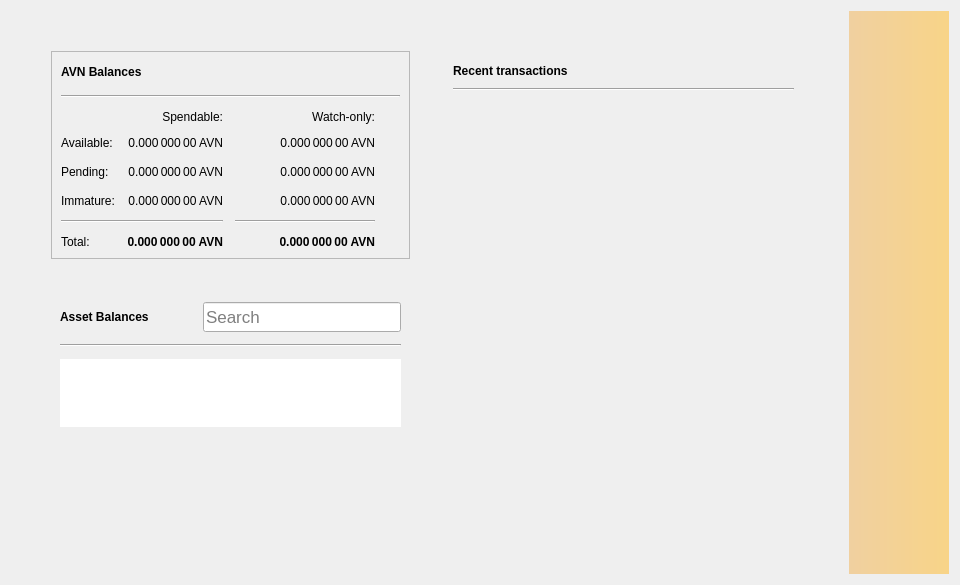
Above: src/qt/forms/overviewpage.ui from AvianNetwork/Avian before the change. Below: the same form after it.
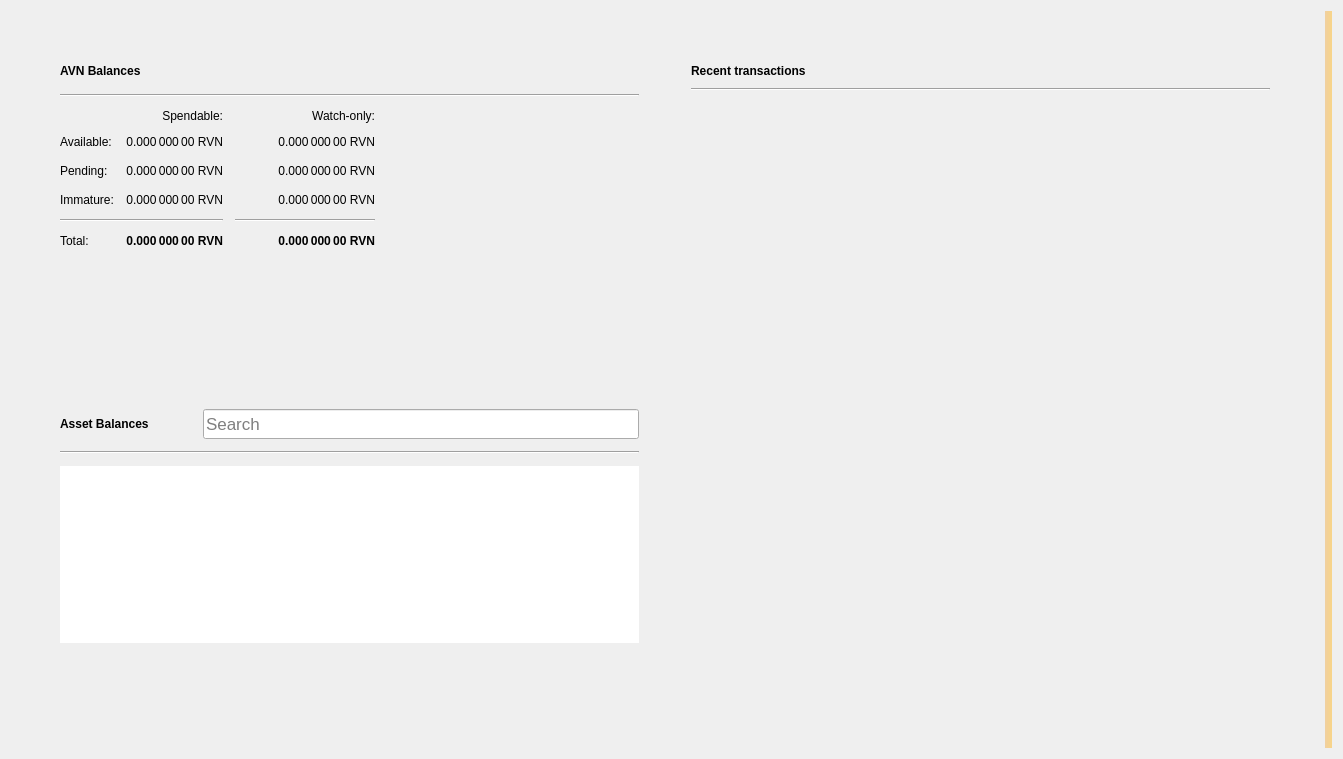
That is the form after the change. Icons and pictures are not drawn.

Diff of the .ui file:
```diff
--- a/src/qt/forms/overviewpage.ui
+++ b/src/qt/forms/overviewpage.ui
@@ -6,25 +6,36 @@
    <rect>
     <x>0</x>
     <y>0</y>
-    <width>960</width>
-    <height>585</height>
+    <width>1343</width>
+    <height>759</height>
    </rect>
   </property>
-  <property name="minimumSize">
-   <size>
-    <width>960</width>
-    <height>0</height>
-   </size>
-  </property>
   <property name="windowTitle">
    <string>Form</string>
   </property>
   <property name="autoFillBackground">
    <bool>false</bool>
   </property>
-  <layout class="QHBoxLayout" name="horizontalLayout" stretch="1,1">
+  <layout class="QGridLayout" name="gridLayout_3">
+   <item row="0" column="1">
+    <layout class="QVBoxLayout" name="verticalLayout_7">
+     <property name="spacing">
+      <number>0</number>
+     </property>
+     <property name="leftMargin">
+      <number>0</number>
+     </property>
+     <property name="topMargin">
+      <number>0</number>
+     </property>
+     <property name="rightMargin">
+      <number>0</number>
+     </property>
+     <property name="bottomMargin">
+      <number>0</number>
+     </property>
    <item>
-    <layout class="QHBoxLayout" name="horizontalLayout" stretch="1,1">
+      <layout class="QHBoxLayout" name="horizontalLayout" stretch="0,0">
      <property name="spacing">
       <number>34</number>
      </property>
@@ -60,7 +71,7 @@
           </sizepolicy>
          </property>
          <property name="frameShape">
-          <enum>QFrame::StyledPanel</enum>
+            <enum>QFrame::NoFrame</enum>
          </property>
          <property name="frameShadow">
           <enum>QFrame::Raised</enum>
@@ -75,7 +86,7 @@
           <item>
            <layout class="QHBoxLayout" name="horizontalLayout_4">
             <item>
-             <widget class="QLabel" name="avnBalancesLabel">
+               <widget class="QLabel" name="rvnBalancesLabel">
               <property name="font">
                <font>
                 <weight>75</weight>
@@ -94,7 +105,7 @@
               </property>
               <property name="maximumSize">
                <size>
-                <width>45</width>
+                  <width>30</width>
                 <height>16777215</height>
                </size>
               </property>
@@ -162,7 +173,7 @@
                <string>Mined balance in watch-only addresses that has not yet matured</string>
               </property>
               <property name="text">
-               <string notr="true">0.000 000 00 AVN</string>
+                 <string notr="true">0.000 000 00 RVN</string>
               </property>
               <property name="alignment">
                <set>Qt::AlignRight|Qt::AlignTrailing|Qt::AlignVCenter</set>
@@ -207,7 +218,7 @@
                <string>Your current balance in watch-only addresses</string>
               </property>
               <property name="text">
-               <string notr="true">0.000 000 00 AVN</string>
+                 <string notr="true">0.000 000 00 RVN</string>
               </property>
               <property name="alignment">
                <set>Qt::AlignRight|Qt::AlignTrailing|Qt::AlignVCenter</set>
@@ -232,7 +243,7 @@
                <string>Total of transactions that have yet to be confirmed, and do not yet count toward the spendable balance</string>
               </property>
               <property name="text">
-               <string notr="true">0.000 000 00 AVN</string>
+                 <string notr="true">0.000 000 00 RVN</string>
               </property>
               <property name="alignment">
                <set>Qt::AlignRight|Qt::AlignTrailing|Qt::AlignVCenter</set>
@@ -293,7 +304,7 @@
                <string>Current total balance in watch-only addresses</string>
               </property>
               <property name="text">
-               <string notr="true">0.000 000 00 AVN</string>
+                 <string notr="true">0.000 000 00 RVN</string>
               </property>
               <property name="alignment">
                <set>Qt::AlignRight|Qt::AlignTrailing|Qt::AlignVCenter</set>
@@ -335,7 +346,7 @@
                <string>Your current total balance</string>
               </property>
               <property name="text">
-               <string notr="true">0.000 000 00 AVN</string>
+                 <string notr="true">0.000 000 00 RVN</string>
               </property>
               <property name="alignment">
                <set>Qt::AlignRight|Qt::AlignTrailing|Qt::AlignVCenter</set>
@@ -360,7 +371,7 @@
                <string>Your current spendable balance</string>
               </property>
               <property name="text">
-               <string notr="true">0.000 000 00 AVN</string>
+                 <string notr="true">0.000 000 00 RVN</string>
               </property>
               <property name="alignment">
                <set>Qt::AlignRight|Qt::AlignTrailing|Qt::AlignVCenter</set>
@@ -399,7 +410,7 @@
                <string>Mined balance that has not yet matured</string>
               </property>
               <property name="text">
-               <string notr="true">0.000 000 00 AVN</string>
+                 <string notr="true">0.000 000 00 RVN</string>
               </property>
               <property name="alignment">
                <set>Qt::AlignRight|Qt::AlignTrailing|Qt::AlignVCenter</set>
@@ -424,7 +435,7 @@
                <string>Unconfirmed transactions to watch-only addresses</string>
               </property>
               <property name="text">
-               <string notr="true">0.000 000 00 AVN</string>
+                 <string notr="true">0.000 000 00 RVN</string>
               </property>
               <property name="alignment">
                <set>Qt::AlignRight|Qt::AlignTrailing|Qt::AlignVCenter</set>
@@ -439,6 +450,28 @@
          </layout>
         </widget>
        </item>
+         <item>
+          <widget class="QWidget" name="assetVerticalSpaceWidget2" native="true">
+           <property name="autoFillBackground">
+            <bool>false</bool>
+           </property>
+           <layout class="QVBoxLayout" name="verticalLayout_6">
+            <item>
+             <spacer name="verticalSpacer_4">
+              <property name="orientation">
+               <enum>Qt::Vertical</enum>
+              </property>
+              <property name="sizeHint" stdset="0">
+               <size>
+                <width>20</width>
+                <height>87</height>
+               </size>
+              </property>
+             </spacer>
+            </item>
+           </layout>
+          </widget>
+         </item>
        <item>
         <widget class="QFrame" name="assetFrame">
          <property name="autoFillBackground">
@@ -576,21 +609,18 @@
             <property name="lineWidth">
              <number>0</number>
             </property>
-            <property name="verticalScrollBarPolicy">
-             <enum>Qt::ScrollBarAlwaysOff</enum>
-            </property>
-            <property name="horizontalScrollBarPolicy">
-             <enum>Qt::ScrollBarAlwaysOff</enum>
-            </property>
-            <property name="sizeAdjustPolicy">
-             <enum>QAbstractScrollArea::AdjustToContents</enum>
-            </property>
             <property name="verticalScrollMode">
              <enum>QAbstractItemView::ScrollPerItem</enum>
             </property>
            </widget>
           </item>
           <item>
+             <widget class="QWidget" name="assetVerticalSpaceWidget" native="true">
+              <property name="autoFillBackground">
+               <bool>false</bool>
+              </property>
+              <layout class="QVBoxLayout" name="verticalLayout">
+               <item>
            <spacer name="verticalSpacer_3">
             <property name="orientation">
              <enum>Qt::Vertical</enum>
@@ -606,18 +636,8 @@
          </layout>
         </widget>
        </item>
-       <item>
-        <spacer name="verticalSpacer_2">
-         <property name="orientation">
-          <enum>Qt::Vertical</enum>
-         </property>
-         <property name="sizeHint" stdset="0">
-          <size>
-           <width>20</width>
-           <height>40</height>
-          </size>
-         </property>
-        </spacer>
+           </layout>
+          </widget>
        </item>
       </layout>
      </item>
@@ -632,17 +652,11 @@
        <item>
         <widget class="QFrame" name="frame_2">
          <property name="sizePolicy">
-          <sizepolicy hsizetype="Preferred" vsizetype="Preferred">
+            <sizepolicy hsizetype="Preferred" vsizetype="Fixed">
            <horstretch>0</horstretch>
            <verstretch>0</verstretch>
           </sizepolicy>
          </property>
-         <property name="minimumSize">
-          <size>
-           <width>0</width>
-           <height>0</height>
-          </size>
-         </property>
          <property name="frameShape">
           <enum>QFrame::NoFrame</enum>
          </property>
@@ -719,14 +733,7 @@
             </item>
            </layout>
           </item>
-          <item row="1" column="0">
-           <widget class="Line" name="line_3">
-            <property name="orientation">
-             <enum>Qt::Horizontal</enum>
-            </property>
-           </widget>
-          </item>
-          <item row="3" column="0">
+            <item row="2" column="0">
            <widget class="QListView" name="listTransactions">
             <property name="styleSheet">
              <string notr="true">QListView { background: transparent; }</string>
@@ -745,8 +752,18 @@
             </property>
            </widget>
           </item>
-          <item row="4" column="0">
-           <spacer name="verticalSpacer">
+            <item row="1" column="0">
+             <widget class="Line" name="line_3">
+              <property name="orientation">
+               <enum>Qt::Horizontal</enum>
+              </property>
+             </widget>
+            </item>
+           </layout>
+          </widget>
+         </item>
+         <item>
+          <spacer name="verticalSpacer_2">
             <property name="orientation">
              <enum>Qt::Vertical</enum>
             </property>
@@ -759,22 +776,15 @@
            </spacer>
           </item>
          </layout>
-        </widget>
        </item>
       </layout>
      </item>
     </layout>
    </item>
-   <item>
+   <item row="0" column="3">
     <widget class="QLabel" name="labelAlerts">
-     <property name="maximumSize">
-      <size>
-       <width>100</width>
-       <height>16777215</height>
-      </size>
-     </property>
      <property name="visible">
-      <bool>false</bool>
+      <bool>true</bool>
      </property>
      <property name="styleSheet">
       <string notr="true">QLabel { background-color: qlineargradient(x1: 0, y1: 0, x2: 1, y2: 0, stop:0 #F0D0A0, stop:1 #F8D488); color:#000000; }</string>
```
Lines whose indentation alone changed are shown as unchanged.
